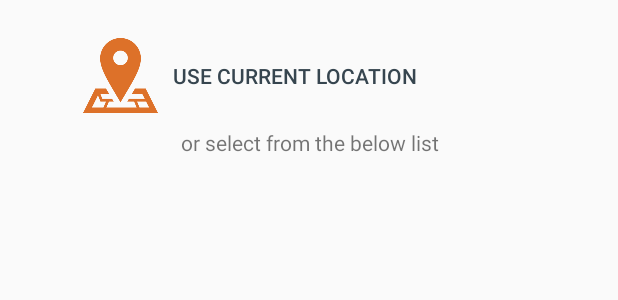
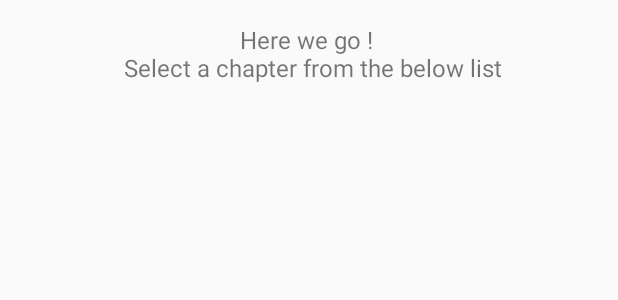
Before and after one commit to OneBrick/onebrick-android, an Android app: the layout activity_select_chapter.xml on its own in the app's theme, with its tools: preview values and no code run, on a phone screen of 412 x 824 dp. Shown: the top 300 px of the screen. Run offline under Robolectric (Android 15) with nearby library versions, the phone set to English and light mode, and no system bars.

Commit message:
Removed use custom location feature

```diff
--- a/OneBrick/app/src/main/java/org/onebrick/android/activities/SelectChapterActivity.java
+++ b/OneBrick/app/src/main/java/org/onebrick/android/activities/SelectChapterActivity.java
@@ -9,7 +9,6 @@ import android.view.Menu;
 import android.view.MenuItem;
 import android.view.View;
 import android.widget.AdapterView;
-import android.widget.Button;
 import android.widget.ListView;
 import android.widget.TextView;
 
@@ -34,7 +33,6 @@ public class SelectChapterActivity extends Activity {
     NavigationChapterListAdapter chapterListAdapter;
     ArrayList<Chapter> chapterList;
     OneBrickClient obClient;
-    Button btnCustomLocation;
     TextView tvChapteOptions;
 
     JsonHttpResponseHandler chapterListResponseHandler = new JsonHttpResponseHandler() {
@@ -60,9 +58,7 @@ public class SelectChapterActivity extends Activity {
         setContentView(R.layout.activity_select_chapter);
         getActionBar().setTitle("Select your chapter");
         lvChapters = (ListView) findViewById(R.id.lvChapterPrompt);
-        btnCustomLocation = (Button) findViewById(R.id.btnUseCurrentLocation);
         tvChapteOptions = (TextView) findViewById(R.id.tvOrLbl);
-        btnCustomLocation.setTypeface(FontsHelper.getRobotoRegular());
         tvChapteOptions.setTypeface(FontsHelper.getRobotoThinItalic());
         chapterList = new ArrayList<Chapter>();
         obClient = OneBrickApplication.getRestClient();
--- a/OneBrick/app/src/main/res/layout/activity_select_chapter.xml
+++ b/OneBrick/app/src/main/res/layout/activity_select_chapter.xml
@@ -7,36 +7,15 @@
     android:paddingTop="@dimen/activity_vertical_margin"
     android:paddingBottom="@dimen/activity_vertical_margin"
     tools:context="org.onebrick.android.activities.SelectChapterActivity">
-    <ImageView
-        android:layout_marginTop="20dp"
-        android:id="@+id/ivCurrentLocation"
-        android:layout_width="50dp"
-        android:layout_height="50dp"
-        android:layout_marginLeft="50dp"
-        android:adjustViewBounds="true"
-        android:scaleType="fitCenter"
-        android:layout_alignParentTop="true"
-        android:layout_alignParentLeft="true"
-        android:src="@drawable/current_location"
-    />
-    <Button
-        android:id="@+id/btnUseCurrentLocation"
-        android:layout_width="wrap_content"
-        android:layout_height="50dp"
-        android:layout_toRightOf="@+id/ivCurrentLocation"
-        android:text="Use Current Location"
-        android:layout_marginLeft="10dp"
-        android:background="@android:color/transparent"
-        android:gravity="fill_vertical"
-        android:textColor="@color/charcoal"
-        android:layout_alignBottom="@+id/ivCurrentLocation"/>
     <TextView
         android:id="@+id/tvOrLbl"
-        android:layout_marginTop="10dp"
+        android:layout_marginTop="16dp"
         android:layout_width="match_parent"
         android:layout_height="wrap_content"
-        android:layout_below="@+id/ivCurrentLocation"
-        android:text="or select from the below list"
+        android:layout_alignParentTop="true"
+        android:layout_margin="10dp"
+        android:textSize="16dp"
+        android:text="Here we go ! \n Select a chapter from the below list"
         android:gravity="center"/>
     <ListView
         android:layout_marginTop="20dp"
```
